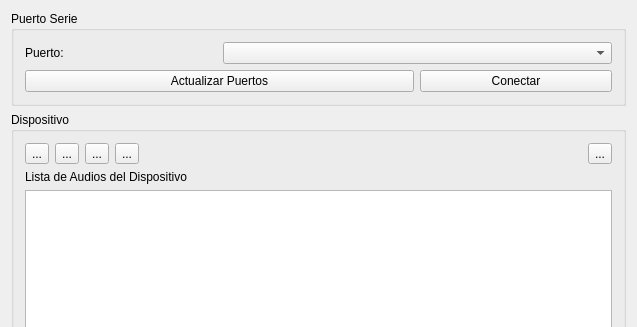
Above: mainwindow.ui from diegodorado/tpo_info2_qt before the change; both pictures show x 0 to 637 and y 0 to 327 of the 637 by 755 pixel window. Below: the same form after it.
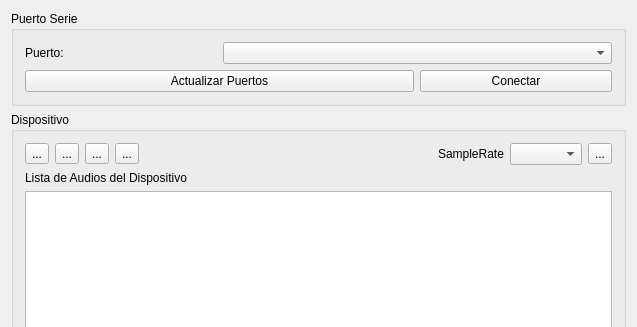
That is the form after the change. Icons and pictures are not drawn.

What changed in the file:
```diff
--- a/mainwindow.ui
+++ b/mainwindow.ui
@@ -152,6 +152,16 @@
            </property>
           </spacer>
          </item>
+         <item>
+          <widget class="QLabel" name="label_SampleRate">
+           <property name="text">
+            <string>SampleRate</string>
+           </property>
+          </widget>
+         </item>
+         <item>
+          <widget class="QComboBox" name="comboBox_SampleRate"/>
+         </item>
          <item>
           <widget class="QToolButton" name="toolButton_Upload">
            <property name="toolTip">
```
